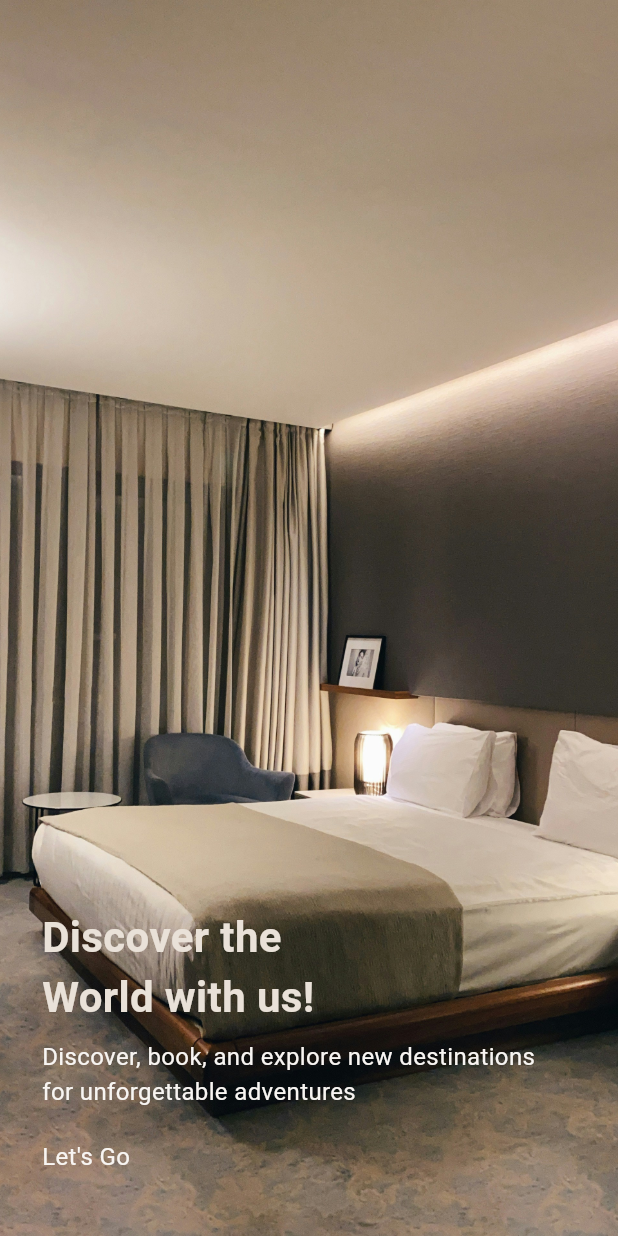
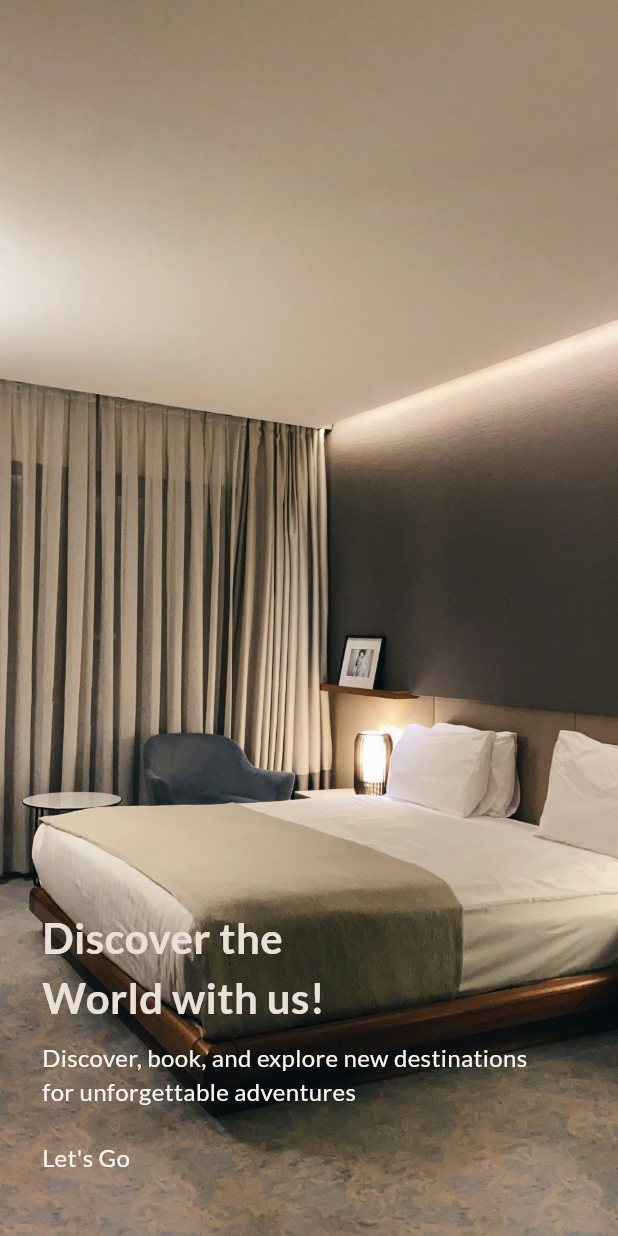
Before and after one commit to dicky-budi/wizh_trips, a Flutter app: the screen it shows after launch, on a phone screen of 412 x 824 dp. Run offline on Flutter 3.47's test engine with Material 3 defaults, Android fonts, the light colour scheme and no system bars; our stand-ins replace get, google_fonts; missing offline and left inert: flutter_swipe_button; network calls fail.

Commit message:
add font, flutter secure storage, spacing and color file

```diff
--- a/lib/main.dart
+++ b/lib/main.dart
@@ -1,29 +1,61 @@
 import 'package:flutter/material.dart';
 import 'package:get/route_manager.dart';
+import 'package:google_fonts/google_fonts.dart';
+import 'package:wizh_trips/env/app_environment.dart';
 import 'package:wizh_trips/splash_screen.dart';
 
-void main() {
+void main() async {
+  WidgetsFlutterBinding.ensureInitialized();
+  await setUpApp();
   runApp(TripApp());
 }
 
-class TripApp extends StatelessWidget {
+/// The root widget of the application.
+///
+/// Displays either the [TripListPage] or the [SplashScreen], depending on
+/// whether the user has seen the splash screen before.
+///
+/// The first time the application is launched, it displays the [SplashScreen].
+/// Any subsequent launches display the [TripListPage].
+///
+/// The decision is made by storing a 'first_time' key in the secure storage
+/// using the [SecureStorage] class.
+///
+/// When the key is null, the [SplashScreen] is shown. Otherwise, the
+/// [TripListPage] is shown.
+class TripApp extends StatefulWidget {
+  const TripApp({super.key});
+
+  @override
+  TripAppState createState() => TripAppState();
+}
+
+class TripAppState extends State<TripApp> {
+  @override
+  void initState() {
+    super.initState();
+    checkFirstTime();
+  }
+
+  void checkFirstTime() async {
+    final firstTime = await SecureStorage().read('first_time');
+    if (firstTime == null) {
+      Get.rootDelegate.toNamed('/splash');
+    } else {
+      Get.rootDelegate.toNamed('/');
+    }
+  }
+
   @override
   Widget build(BuildContext context) {
-    // return MaterialApp(
-    //   debugShowCheckedModeBanner: false,
-    //   title: 'Trip App',
-    //   theme: ThemeData(primarySwatch: Colors.blue),
-    //   home: TripListPage(),
-    // );
     return GetMaterialApp.router(
-      title: 'Flutter Demo',
+      title: 'Wizh Trips',
+      theme: ThemeData(fontFamily: GoogleFonts.lato().fontFamily),
+      defaultTransition: Transition.cupertino,
+      transitionDuration: const Duration(milliseconds: 500),
       getPages: [
-        GetPage(name: '/', page: () => SplashScreen()),
-        GetPage(
-          name: '/trip',
-          page: () => TripListPage(),
-          // middlewares: [GlobalMiddleware()]
-        ),
+        GetPage(name: '/', page: () => TripListPage()),
+        GetPage(name: '/splash', page: () => SplashScreen()),
       ],
     );
   }
@@ -92,7 +124,7 @@ class TripListPage extends StatelessWidget {
   @override
   Widget build(BuildContext context) {
     return Scaffold(
-      appBar: AppBar(title: Text("Trips")),
+      // appBar: AppBar(title: Text("Trips")),
       body: ListView.builder(
         itemCount: trips.length,
         itemBuilder: (context, index) {
--- /dev/null
+++ b/lib/shared/color.dart
@@ -0,0 +1,14 @@
+import 'package:flutter/material.dart';
+
+class WizhColor {
+  /// Support
+  static const Color pearlBush = Color(0xFFE9E1D8);
+  static const Color springWood = Color(0xFFF8F5F2);
+
+  // GRADIENT
+  static RadialGradient gradientBg = RadialGradient(
+    colors: [Color(0xff947a6d), Color(0xff95836f)],
+    stops: [0, 1],
+    center: Alignment.center,
+  );
+}
--- a/lib/splash_screen.dart
+++ b/lib/splash_screen.dart
@@ -1,6 +1,9 @@
 import 'package:flutter/material.dart';
 import 'package:flutter_swipe_button/flutter_swipe_button.dart';
 import 'package:get/route_manager.dart';
+import 'package:wizh_trips/env/app_environment.dart';
+import 'package:wizh_trips/shared/color.dart';
+import 'package:wizh_trips/shared/spacing.dart';
 
 /// The first screen that is shown when the app is launched.
 ///
@@ -23,7 +26,7 @@ class SplashScreen extends StatelessWidget {
           ),
           Padding(
             padding: EdgeInsets.symmetric(
-              horizontal: 28,
+              horizontal: size28,
               vertical: MediaQuery.of(context).size.height * 0.05,
             ),
             child: Column(
@@ -37,30 +40,37 @@ class SplashScreen extends StatelessWidget {
                   child: Text(
                     "Discover the\nWorld with us!",
                     style: TextStyle(
-                      color: Color(0xFFE9E1D8),
-                      fontSize: 28,
+                      color: WizhColor.pearlBush,
+                      fontSize: size28,
                       fontWeight: FontWeight.bold,
                     ),
                   ),
                 ),
                 Text(
                   "Discover, book, and explore new destinations\nfor unforgettable adventures",
-                  style: TextStyle(color: Color(0xFFF8F5F2), fontSize: 16),
+                  style: TextStyle(
+                    color: WizhColor.springWood,
+                    fontSize: size16,
+                  ),
                 ),
                 SizedBox(height: MediaQuery.of(context).size.height * 0.025),
                 SwipeButton(
-                  thumbPadding: EdgeInsets.all(4),
-                  thumb: Icon(Icons.chevron_right, color: Color(0xFFF8F5F2)),
-                  elevationThumb: 2,
-                  elevationTrack: 2,
+                  thumbPadding: EdgeInsets.all(size4),
+                  thumb: Icon(Icons.chevron_right, color: WizhColor.springWood),
+                  elevationThumb: size4,
+                  elevationTrack: size4,
                   activeTrackColor: Color(0xFF443C30),
                   activeThumbColor: Color(0xFF9B8774),
                   child: Text(
                     "Let's Go",
-                    style: TextStyle(color: Color(0xFFF8F5F2), fontSize: 16),
+                    style: TextStyle(
+                      color: WizhColor.springWood,
+                      fontSize: size16,
+                    ),
                   ),
-                  onSwipe: () {
-                    Get.rootDelegate.toNamed('/trip');
+                  onSwipe: () async {
+                    await SecureStorage().save('first_time', 'true');
+                    Get.rootDelegate.toNamed('/');
                   },
                 ),
               ],
--- a/pubspec.yaml
+++ b/pubspec.yaml
@@ -10,8 +10,10 @@ dependencies:
   cached_network_image: ^3.4.1
   flutter:
     sdk: flutter
+  flutter_secure_storage: ^9.2.4
   flutter_swipe_button: ^2.1.3
   get: ^4.7.2
+  google_fonts: ^6.2.1
 
 dev_dependencies:
   flutter_test:
```
Also changed, not shown: lib/shared/spacing.dart (added, +38 -0 lines), pubspec.lock, 9 other files.
